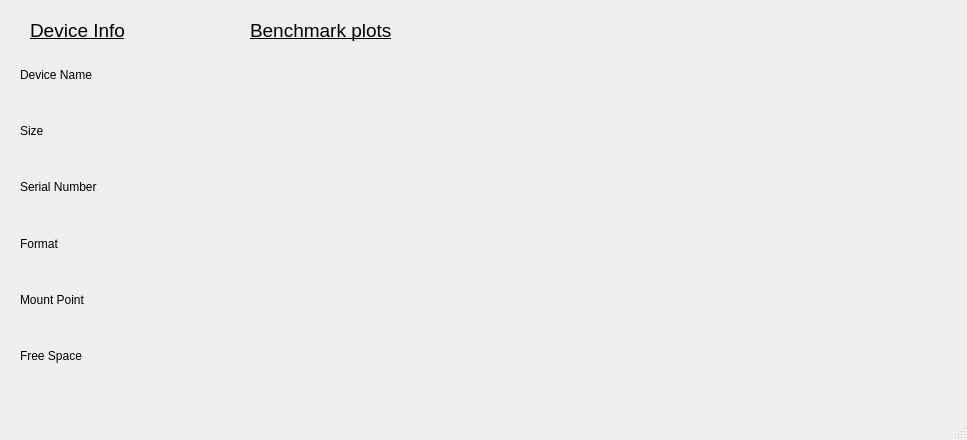
First picture: the form in Benchmarking_output.ui, repository MilesWT/USB-Benchmark, before the edit.
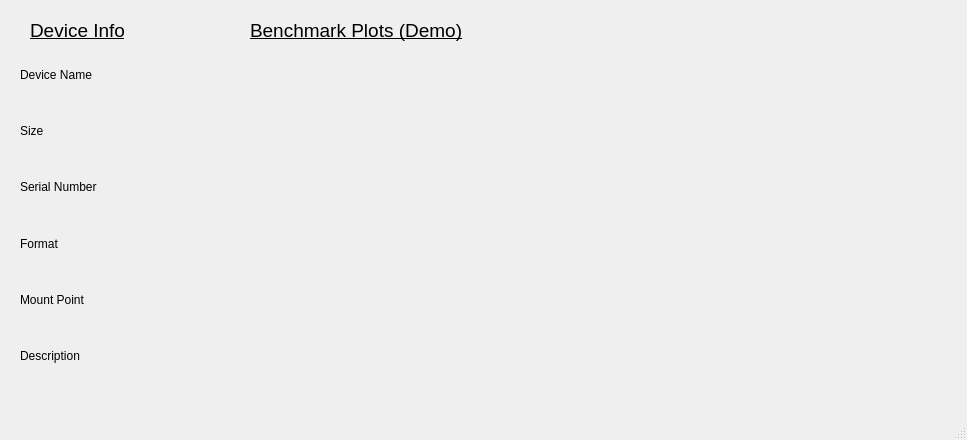
Second picture: the form after the edit.

Commit message: added device parameters to output screen

The edit to the form file:
```diff
--- a/Benchmarking_output.ui
+++ b/Benchmarking_output.ui
@@ -60,7 +60,7 @@
      <item row="5" column="0">
       <widget class="QLabel" name="label_6">
        <property name="text">
-        <string>Free Space</string>
+        <string>Description</string>
        </property>
       </widget>
      </item>
@@ -164,7 +164,7 @@
      </font>
     </property>
     <property name="text">
-     <string>Benchmark plots</string>
+     <string>Benchmark Plots (Demo)</string>
     </property>
    </widget>
   </widget>
```
The commit also changes 5 other files.
